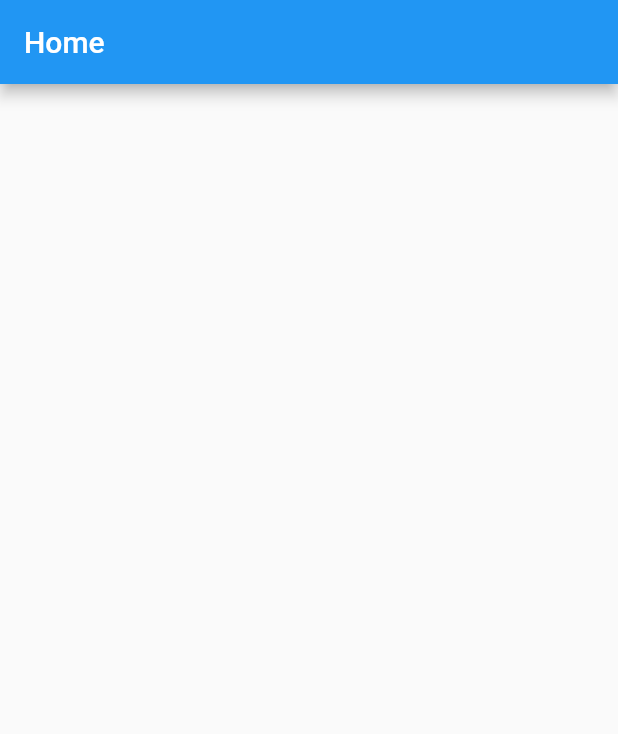
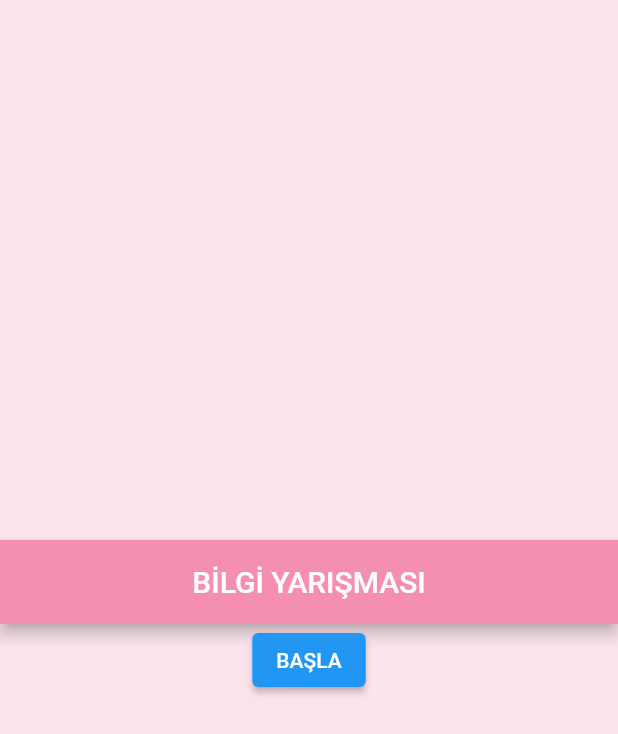
Before and after one commit to AsyaSahiin/bilgi-yarismasi, a Flutter app: the screen it shows after launch, on a phone screen of 412 x 824 dp. Shown: the top 734 px of the screen. Run offline on Flutter 3.47's test engine with Material 2 defaults, Android fonts, the phone set to English and light mode, and no system bars.

Commit message:
salim yaptı

```diff
--- /dev/null
+++ b/lib/AnaEkran.dart
@@ -0,0 +1,39 @@
+
+import 'package:bilgiyarismasi/model/view/home_view.dart';
+import 'package:flutter/cupertino.dart';
+import 'package:flutter/material.dart';
+
+class AnaEkran extends StatelessWidget {
+  const AnaEkran({ Key? key }) : super(key: key);
+
+  @override
+  Widget build(BuildContext context) {
+    return Center(
+      child: Container(
+        color: Colors.pink[50],
+        height: MediaQuery.of(context).size.height,
+        width: MediaQuery.of(context).size.width,
+        child: Column(
+          mainAxisAlignment: MainAxisAlignment.center,
+          children: [
+            AppBar(title:Text("BİLGİ YARIŞMASI"),
+            backgroundColor: Colors.pink[200],
+            centerTitle: true,),
+
+           ElevatedButton(
+             style: ButtonStyle(
+
+             ),
+             onPressed: (){
+               Navigator.push(context,MaterialPageRoute(builder:(context)=>HomeView()));
+             },
+             child: Text("BAŞLA"),
+
+             ),
+
+          ],
+        ),
+      ),
+    );
+  }
+}
--- a/lib/main.dart
+++ b/lib/main.dart
@@ -1,4 +1,4 @@
-import 'package:bilgiyarismasi/model/view/home_view.dart';
+import 'package:bilgiyarismasi/AnaEkran.dart';
 import 'package:flutter/material.dart';
 
 void main() {
@@ -12,20 +12,23 @@ class MyApp extends StatelessWidget {
   @override
   Widget build(BuildContext context) {
     return MaterialApp(
-      title: 'Flutter Demo',
-      theme: ThemeData(
-        // This is the theme of your application.
-        //
-        // Try running your application with "flutter run". You'll see the
-        // application has a blue toolbar. Then, without quitting the app, try
-        // changing the primarySwatch below to Colors.green and then invoke
-        // "hot reload" (press "r" in the console where you ran "flutter run",
-        // or simply save your changes to "hot reload" in a Flutter IDE).
-        // Notice that the counter didn't reset back to zero; the application
-        // is not restarted.
-        primarySwatch: Colors.blue,
-      ),
-      home: const HomeView(),
+     debugShowCheckedModeBanner: false,
+      home: const MyStatelessWidget(),
+
+    );
+
+  }
+
+}
+
+class MyStatelessWidget extends StatelessWidget {
+  const MyStatelessWidget({ Key? key }) : super(key: key);
+
+  @override
+  Widget build(BuildContext context) {
+    return Scaffold(
+
+      body: AnaEkran(),
     );
   }
 }
--- a/lib/model/NetworkManager.dart
+++ b/lib/model/NetworkManager.dart
@@ -15,7 +15,7 @@ class NetworkManager {
 
   Future<Question?> getQuestions() async {
     var response = await get(
-        Uri.parse("https://opentdb.com/api.php?amount=20&type=multiple"));
+        Uri.parse("https://www.opentdb.com/api.php?amount=20&type=multiple"));
     if (response.statusCode == 200) {
       return Question.fromJson(jsonDecode(response.body));
     }
```
Also changed, not shown: lib/model/question.dart (+6 -3 lines), lib/model/view/home_view.dart (+73 -7 lines).
